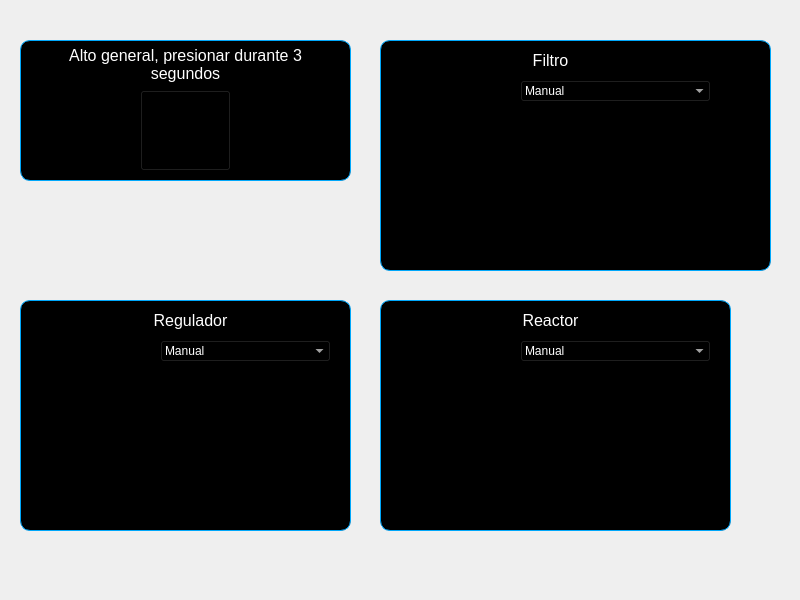
Old version of the form asa_application/motores.ui in the repository razulued/qt_application.
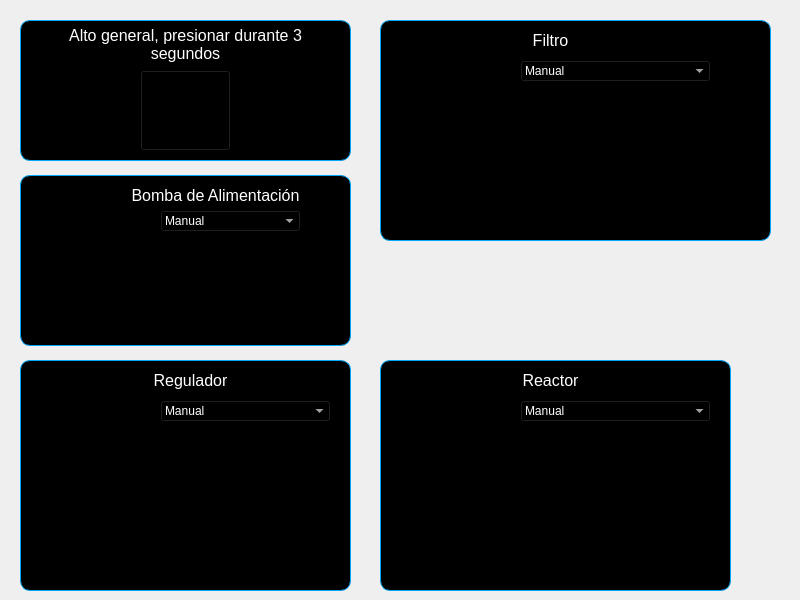
New version of the form. Icons and pictures are not drawn.

Diff of the .ui file:
```diff
--- a/asa_application/motores.ui
+++ b/asa_application/motores.ui
@@ -29,7 +29,7 @@
    <property name="geometry">
     <rect>
      <x>20</x>
-     <y>300</y>
+     <y>360</y>
      <width>331</width>
      <height>231</height>
     </rect>
@@ -140,7 +140,7 @@
    <property name="geometry">
     <rect>
      <x>380</x>
-     <y>300</y>
+     <y>360</y>
      <width>351</width>
      <height>231</height>
     </rect>
@@ -301,7 +301,7 @@
    <property name="geometry">
     <rect>
      <x>20</x>
-     <y>40</y>
+     <y>20</y>
      <width>331</width>
      <height>141</height>
     </rect>
@@ -387,9 +387,9 @@
    <property name="geometry">
     <rect>
      <x>380</x>
-     <y>40</y>
+     <y>20</y>
      <width>391</width>
-     <height>231</height>
+     <height>221</height>
     </rect>
    </property>
    <property name="styleSheet">
@@ -437,7 +437,7 @@
     <property name="geometry">
      <rect>
       <x>-10</x>
-      <y>40</y>
+      <y>50</y>
       <width>141</width>
       <height>161</height>
      </rect>
@@ -486,15 +486,127 @@
    <widget class="QWidget" name="gridLayoutWidget_3">
     <property name="geometry">
      <rect>
-      <x>130</x>
-      <y>70</y>
-      <width>251</width>
-      <height>141</height>
+      <x>140</x>
+      <y>80</y>
+      <width>241</width>
+      <height>121</height>
      </rect>
     </property>
     <layout class="QGridLayout" name="gridLayout_3"/>
    </widget>
   </widget>
+  <widget class="QFrame" name="frame_5">
+   <property name="geometry">
+    <rect>
+     <x>20</x>
+     <y>175</y>
+     <width>331</width>
+     <height>171</height>
+    </rect>
+   </property>
+   <property name="styleSheet">
+    <string notr="true">#frame_5
+{
+background-color: black;
+color: white;
+border-style: solid;
+border-width:1px;
+border-color: rgb(0, 167, 250);
+border-radius: 10px;
+}</string>
+   </property>
+   <property name="frameShape">
+    <enum>QFrame::StyledPanel</enum>
+   </property>
+   <property name="frameShadow">
+    <enum>QFrame::Raised</enum>
+   </property>
+   <widget class="QLabel" name="label_5">
+    <property name="geometry">
+     <rect>
+      <x>90</x>
+      <y>10</y>
+      <width>211</width>
+      <height>20</height>
+     </rect>
+    </property>
+    <property name="font">
+     <font>
+      <pointsize>12</pointsize>
+     </font>
+    </property>
+    <property name="styleSheet">
+     <string notr="true">color:white</string>
+    </property>
+    <property name="text">
+     <string>Bomba de Alimentación</string>
+    </property>
+    <property name="alignment">
+     <set>Qt::AlignCenter</set>
+    </property>
+   </widget>
+   <widget class="QLabel" name="filtro_imagen_2">
+    <property name="geometry">
+     <rect>
+      <x>0</x>
+      <y>50</y>
+      <width>131</width>
+      <height>131</height>
+     </rect>
+    </property>
+    <property name="styleSheet">
+     <string notr="true">#filtro_imagen_2
+{
+background-image: url(:/diagrama/screen800x600/diagrama/motor_filtro_small.png);
+background-repeat: none;
+background-position: center;
+backgorund-color: transparent;
+border: none;
+}</string>
+    </property>
+    <property name="text">
+     <string/>
+    </property>
+   </widget>
+   <widget class="QComboBox" name="comboBox_4">
+    <property name="geometry">
+     <rect>
+      <x>140</x>
+      <y>35</y>
+      <width>141</width>
+      <height>22</height>
+     </rect>
+    </property>
+    <property name="styleSheet">
+     <string notr="true">#comboBox_4
+{
+background-color: black;
+color: white;
+}</string>
+    </property>
+    <item>
+     <property name="text">
+      <string>Manual</string>
+     </property>
+    </item>
+    <item>
+     <property name="text">
+      <string>Automatico</string>
+     </property>
+    </item>
+   </widget>
+   <widget class="QWidget" name="gridLayoutWidget_4">
+    <property name="geometry">
+     <rect>
+      <x>130</x>
+      <y>70</y>
+      <width>181</width>
+      <height>81</height>
+     </rect>
+    </property>
+    <layout class="QGridLayout" name="gridLayout_4"/>
+   </widget>
+  </widget>
  </widget>
  <resources/>
  <connections/>
```
